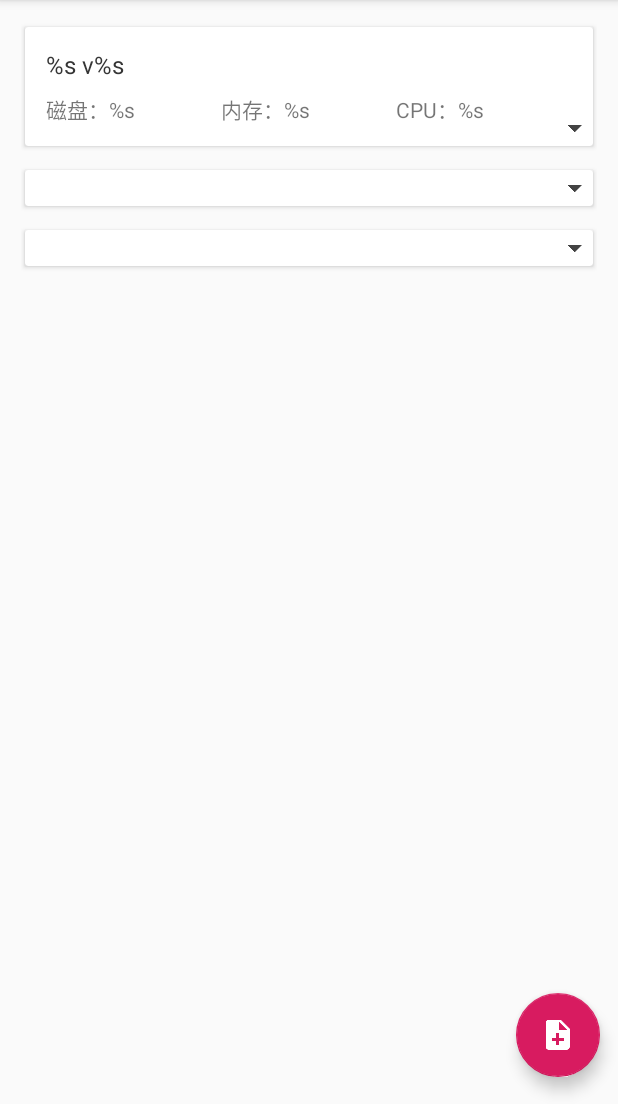
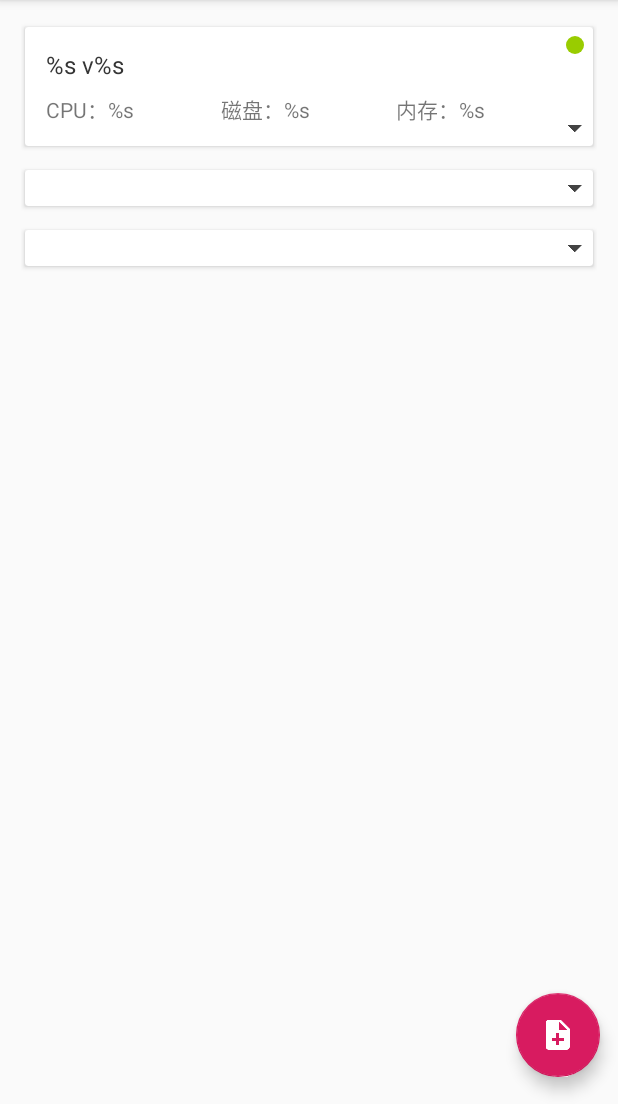
Before and after one commit to WuXuBaiYang/CloudTorrentMaster, an Android app: the layout view_main_content.xml on its own in the app's theme, with its tools: preview values and no code run, on a phone screen of 412 x 824 dp, the part 132-1236 px from its top. Run offline under Robolectric (Android 15) with nearby library versions, the phone set to English and light mode, and no system bars; plain views replace JRecyclerView, StatusBarView.

Commit message:
增加链接状态指示器

```diff
--- /dev/null
+++ b/app/src/main/res/drawable/dot_connect_stats.xml
@@ -0,0 +1,13 @@
+<?xml version="1.0" encoding="utf-8"?>
+<selector xmlns:android="http://schemas.android.com/apk/res/android">
+    <item android:state_enabled="false">
+        <shape android:shape="oval">
+            <solid android:color="@android:color/holo_red_light" />
+        </shape>
+    </item>
+    <item>
+        <shape android:shape="oval">
+            <solid android:color="@android:color/holo_green_light" />
+        </shape>
+    </item>
+</selector>
--- a/app/src/main/res/layout/view_main_content.xml
+++ b/app/src/main/res/layout/view_main_content.xml
@@ -52,6 +52,15 @@
                         android:orientation="horizontal">
 
                         <TextView
+                            android:id="@+id/textview_main_content_stats_preview_cpu"
+                            android:layout_width="0dp"
+                            android:layout_height="wrap_content"
+                            android:layout_weight="1"
+                            android:singleLine="true"
+                            android:text="@string/server_stats_cpu"
+                            android:textSize="@dimen/text_size_small" />
+
+                        <TextView
                             android:id="@+id/textview_main_content_stats_preview_disk"
                             android:layout_width="0dp"
                             android:layout_height="wrap_content"
@@ -67,15 +76,6 @@
                             android:layout_weight="1"
                             android:singleLine="true"
                             android:text="@string/server_stats_preview_memory"
-                            android:textSize="@dimen/text_size_small" />
-
-                        <TextView
-                            android:id="@+id/textview_main_content_stats_preview_cpu"
-                            android:layout_width="0dp"
-                            android:layout_height="wrap_content"
-                            android:layout_weight="1"
-                            android:singleLine="true"
-                            android:text="@string/server_stats_cpu"
                             android:textSize="@dimen/text_size_small" />
                     </LinearLayout>
                 </LinearLayout>
@@ -205,6 +205,15 @@
                     android:layout_gravity="bottom|end"
                     android:src="@drawable/ic_card_collapse_arrow"
                     tools:ignore="ContentDescription" />
+
+                <ImageView
+                    android:id="@+id/imageview_main_content_stats"
+                    android:layout_width="@dimen/dot_connect_stats_size"
+                    android:layout_height="@dimen/dot_connect_stats_size"
+                    android:layout_gravity="top|end"
+                    android:layout_margin="@dimen/dot_connect_stats_margin"
+                    android:src="@drawable/dot_connect_stats"
+                    tools:ignore="ContentDescription" />
             </androidx.cardview.widget.CardView>
 
             <androidx.cardview.widget.CardView
--- a/app/src/main/res/values/dimens.xml
+++ b/app/src/main/res/values/dimens.xml
@@ -15,4 +15,6 @@
     <dimen name="server_select_create_logo_size">28dp</dimen>
     <dimen name="main_navigation_header_logo_size">75dp</dimen>
     <dimen name="add_task_torrent_file_icon_size">85dp</dimen>
+    <dimen name="dot_connect_stats_size">12dp</dimen>
+    <dimen name="dot_connect_stats_margin">6dp</dimen>
 </resources>
```
Also changed, not shown: app/src/main/java/com/jtech/cloudtorrentmaster/view/activity/MainActivity.java (+31 -0 lines).
